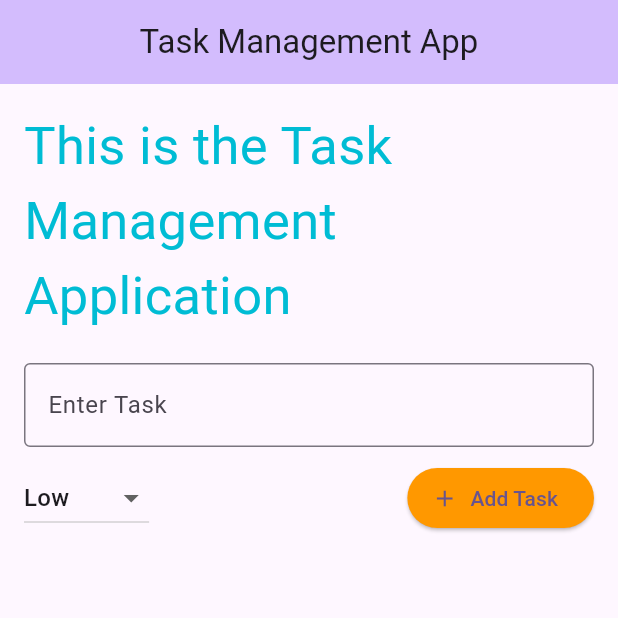
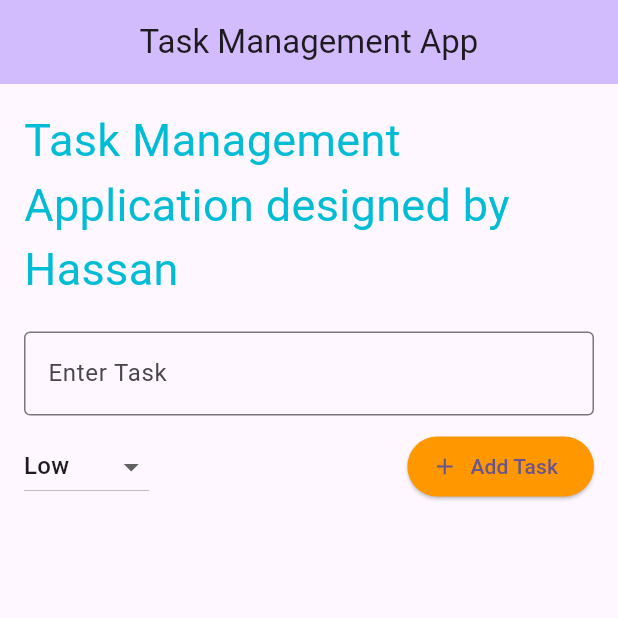
Before and after one commit to HassanCoulibaly/cw3, a Flutter app: the screen it shows after launch, on a phone screen of 412 x 824 dp, the top half of it. Run offline on Flutter 3.47's test engine with Material 3 defaults, Android fonts, the phone set to English and light mode, and no system bars.

Commit message:
Last version 2

```diff
--- a/lib/main.dart
+++ b/lib/main.dart
@@ -1,5 +1,6 @@
 import 'package:flutter/material.dart';
 
+// Foungnigue Souleymane Hassan Coulibaly
 void main() {
   runApp(const MyApp());
 }
@@ -82,8 +83,8 @@ class _TaskListScreenState extends State<TaskListScreen> {
         child: Column(
           children: <Widget>[
             Text(
-              "This is the Task Management Application",
-              style: TextStyle(color: Colors.cyan, fontSize: 35.0),
+              "Task Management Application designed by Hassan",
+              style: TextStyle(color: Colors.cyan, fontSize: 30.0),
             ),
             SizedBox(
               width: 20,
```
